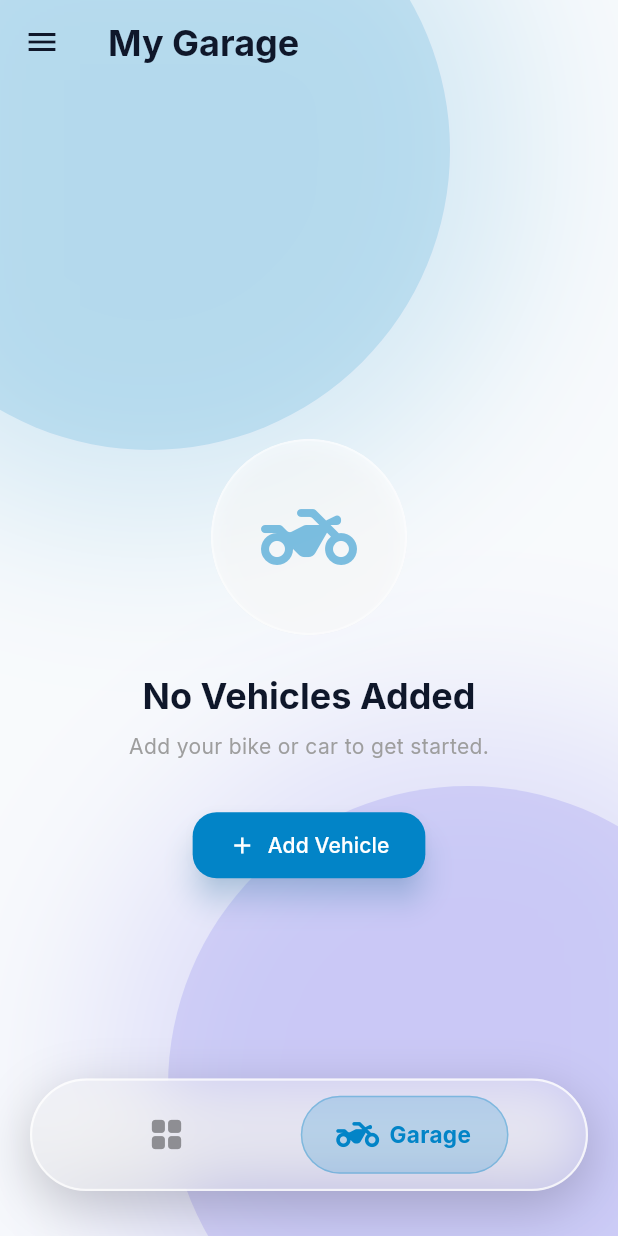
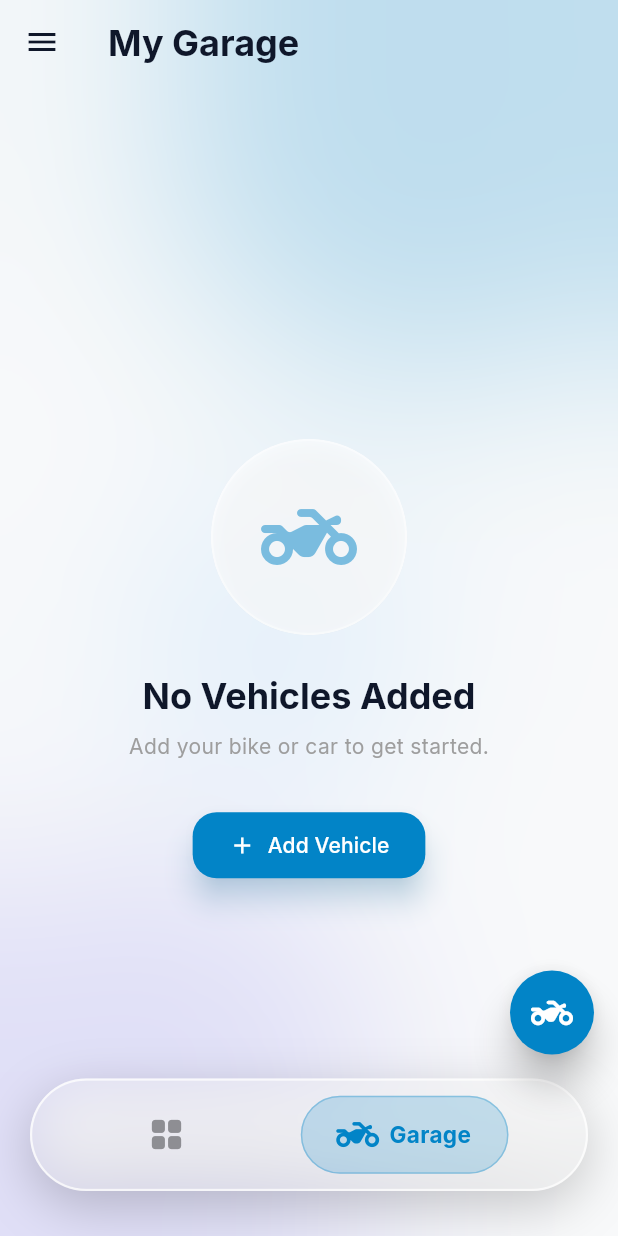
Before and after one commit to Fahimulislamfahim/MotoFile, a Flutter app: the HomeScreen screen opened directly, after a tap on the "two wheeler" icon, on a phone screen of 412 x 824 dp. Run offline on Flutter 3.47's test engine with Material 3 defaults, Android fonts, the phone set to English and light mode, and no system bars; drawn by our look-alikes of flutter_animate; our stand-ins replace confetti, file_picker, fl_chart, flutter_local_notifications, google_fonts, image_cropper and 7 more; missing offline and left inert: flutter_pdfview, google_mlkit_text_recognition; accounts and stored records are empty.

Commit message:
feat: implement HomeScreen for document management, including PDF viewing and a premium background.

```diff
--- a/lib/presentation/screens/home_screen.dart
+++ b/lib/presentation/screens/home_screen.dart
@@ -9,6 +9,7 @@ import '../../core/services/view_mode_service.dart';
 import '../../data/daos/document_dao.dart';
 import '../../data/models/document_model.dart';
 import '../../core/theme/app_colors.dart';
+import '../../core/services/vehicle_service.dart';
 import '../widgets/dashboard_card.dart';
 import '../widgets/document_list_tile.dart';
 import '../widgets/document_card_view.dart';
@@ -19,6 +20,7 @@ import '../widgets/app_drawer.dart';
 import 'add_document_screen.dart';
 import 'pdf_viewer_screen.dart';
 import 'garage_screen.dart';
+import 'add_vehicle_screen.dart';
 
 class HomeScreen extends StatefulWidget {
   const HomeScreen({super.key});
@@ -249,14 +251,7 @@ class _HomeScreenState extends State<HomeScreen> {
             : const KeyedSubtree(key: const ValueKey('Garage'), child: GarageScreen()),
         ),
 
-        floatingActionButton: _currentIndex == 0 ? FloatingActionButton(
-          onPressed: () => _navigateToAddDocument(null),
-          backgroundColor: AppColors.primaryLight,
-          foregroundColor: Colors.white,
-          elevation: 10,
-          shape: const CircleBorder(),
-          child: const Icon(Icons.add_rounded, size: 32),
-        ).animate().scale(delay: 500.ms) : null,
+        floatingActionButton: _buildFloatingActionButton(),
 
         bottomNavigationBar: _buildGlassBottomNav(),
       ),
@@ -649,6 +644,40 @@ class _HomeScreenState extends State<HomeScreen> {
       ),
     );
   }
+  Widget? _buildFloatingActionButton() {
+    if (_currentIndex == 0) {
+      // Dashboard FAB
+      return FloatingActionButton(
+        onPressed: () => _navigateToAddDocument(null),
+        backgroundColor: AppColors.primaryLight,
+        foregroundColor: Colors.white,
+        elevation: 10,
+        shape: const CircleBorder(),
+        child: const Icon(Icons.add_rounded, size: 32),
+      ).animate(key: const ValueKey('fab_dashboard')).scale(duration: 300.ms, curve: Curves.easeOutBack);
+    } else if (_currentIndex == 1) {
+      // Garage FAB
+      return FloatingActionButton(
+        onPressed: () {
+          Navigator.push(
+            context,
+            MaterialPageRoute(builder: (context) => const AddEditVehicleScreen()),
+          ).then((value) {
+            if (value == true) {
+               Provider.of<VehicleService>(context, listen: false).loadVehicles();
+            }
+          });
+        },
+        backgroundColor: AppColors.primaryLight,
+        foregroundColor: Colors.white,
+        elevation: 10,
+        shape: const CircleBorder(),
+        child: const Icon(Icons.two_wheeler_rounded, size: 28),
+      ).animate(key: const ValueKey('fab_garage')).scale(duration: 300.ms, curve: Curves.easeOutBack);
+    }
+    return null;
+  }
+
   Widget _buildShimmerView() {
     const bottomPadding = EdgeInsets.only(bottom: 100, left: 16, right: 16, top: 8);
     switch (_viewMode) {
--- a/lib/presentation/screens/pdf_viewer_screen.dart
+++ b/lib/presentation/screens/pdf_viewer_screen.dart
@@ -23,9 +23,9 @@ class PDFViewerScreen extends StatefulWidget {
 }
 
 class _PDFViewerScreenState extends State<PDFViewerScreen> {
-  // Default to horizontal scrolling (page-by-page) as per original behavior
-  // Users can toggle to vertical for continuous scrolling
-  bool _isVertical = false;
+  // Default to vertical scrolling (continuous) as per user request
+  // Users can toggle to horizontal for page-by-page view
+  bool _isVertical = true;
 
   Future<void> _deleteDocument(BuildContext context) async {
     final confirm = await showDialog<bool>(
--- a/lib/presentation/widgets/premium_background.dart
+++ b/lib/presentation/widgets/premium_background.dart
@@ -1,4 +1,4 @@
-import 'dart:math';
+import 'dart:ui';
 import 'package:flutter/material.dart';
 import 'package:flutter_animate/flutter_animate.dart';
 import 'package:provider/provider.dart';
@@ -13,54 +13,78 @@ class PremiumBackground extends StatelessWidget {
   @override
   Widget build(BuildContext context) {
     final isDark = Provider.of<ThemeService>(context).isDarkMode;
-    final bg = isDark ? AppColors.backgroundDark : AppColors.backgroundLight;
-    final orb1 = isDark ? AppColors.primaryDark : AppColors.primaryLight;
-    final orb2 = isDark ? AppColors.accentDark : AppColors.accentLight;
 
     return Stack(
       children: [
         // Base Background
-        Container(color: bg),
+        Container(
+          color: isDark ? const Color(0xFF0F172A) : const Color(0xFFF8F9FA),
+        ),
 
-        // Animated Orb 1 (Top Left)
+        // Animated Blob 1 (Top Right)
         Positioned(
           top: -100,
-          left: -100,
+          right: -50,
           child: Container(
-            width: 400,
-            height: 400,
+            width: 350,
+            height: 350,
             decoration: BoxDecoration(
               shape: BoxShape.circle,
-              color: orb1.withOpacity(0.15),
+              color: AppColors.primaryLight.withOpacity(0.15),
               boxShadow: [
-                BoxShadow(color: orb1.withOpacity(0.15), blurRadius: 100, spreadRadius: 50),
+                BoxShadow(color: AppColors.primaryLight.withOpacity(0.1), blurRadius: 100, spreadRadius: 20),
               ],
             ),
-          ).animate(onPlay: (controller) => controller.repeat(reverse: true))
-           .scaleXY(begin: 1.0, end: 1.2, duration: 4.seconds, curve: Curves.easeInOut)
-           .move(begin: const Offset(0, 0), end: const Offset(20, 20), duration: 5.seconds),
+          ).animate(onPlay: (c) => c.repeat(reverse: true))
+           .scale(begin: const Offset(1,1), end: const Offset(1.3,1.3), duration: 10.seconds)
+           .move(begin: const Offset(0, 0), end: const Offset(-30, 30), duration: 8.seconds),
         ),
 
-        // Animated Orb 2 (Bottom Right)
+        // Animated Blob 2 (Bottom Left)
         Positioned(
-          bottom: -100,
-          right: -100,
+          bottom: -50,
+          left: -50,
           child: Container(
-            width: 400,
-            height: 400,
+            width: 300,
+            height: 300,
             decoration: BoxDecoration(
               shape: BoxShape.circle,
-              color: orb2.withOpacity(0.15),
+              color: AppColors.accentLight.withOpacity(0.1),
               boxShadow: [
-                BoxShadow(color: orb2.withOpacity(0.15), blurRadius: 100, spreadRadius: 50),
+                BoxShadow(color: AppColors.accentLight.withOpacity(0.05), blurRadius: 80, spreadRadius: 20),
               ],
             ),
-          ).animate(onPlay: (controller) => controller.repeat(reverse: true))
-           .scaleXY(begin: 1.0, end: 1.3, duration: 6.seconds, curve: Curves.easeInOut)
-           .move(begin: const Offset(0, 0), end: const Offset(-30, -30), duration: 7.seconds),
+          ).animate(onPlay: (c) => c.repeat(reverse: true))
+           .moveY(begin: 0, end: 50, duration: 8.seconds)
+           .scale(begin: const Offset(1,1), end: const Offset(1.2,1.2), duration: 7.seconds),
         ),
 
-        // Content Layer
+        // Animated Blob 3 (Center - Subtle)
+        Positioned(
+          top: MediaQuery.of(context).size.height * 0.4,
+          left: MediaQuery.of(context).size.width * 0.2,
+          child: Container(
+            width: 200,
+            height: 200,
+            decoration: BoxDecoration(
+              shape: BoxShape.circle,
+              color: (isDark ? Colors.purple : Colors.blue).withOpacity(0.05),
+              boxShadow: [
+                BoxShadow(color: (isDark ? Colors.purple : Colors.blue).withOpacity(0.05), blurRadius: 60),
+              ],
+            ),
+          ).animate(onPlay: (c) => c.repeat(reverse: true))
+           .fadeIn(duration: 2.seconds)
+           .moveX(begin: 0, end: 40, duration: 6.seconds),
+        ),
+
+        // Glassmorphism Blur
+        BackdropFilter(
+          filter: ImageFilter.blur(sigmaX: 60, sigmaY: 60),
+          child: Container(color: Colors.transparent),
+        ),
+
+        // Content
         SafeArea(child: child),
       ],
     );
```
